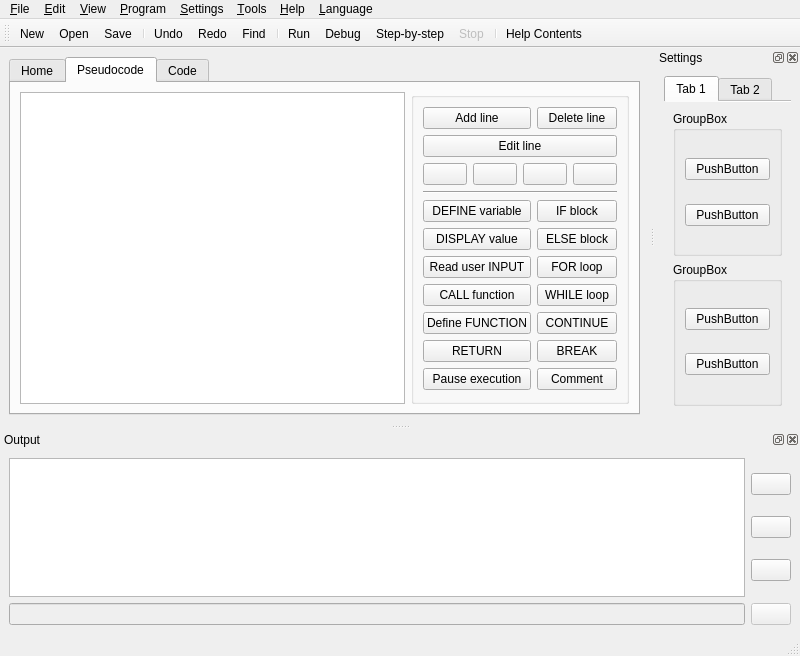
First picture: the form in src/forms/ui_mainwindow.ui, repository TuringApp/Turing, before the edit.
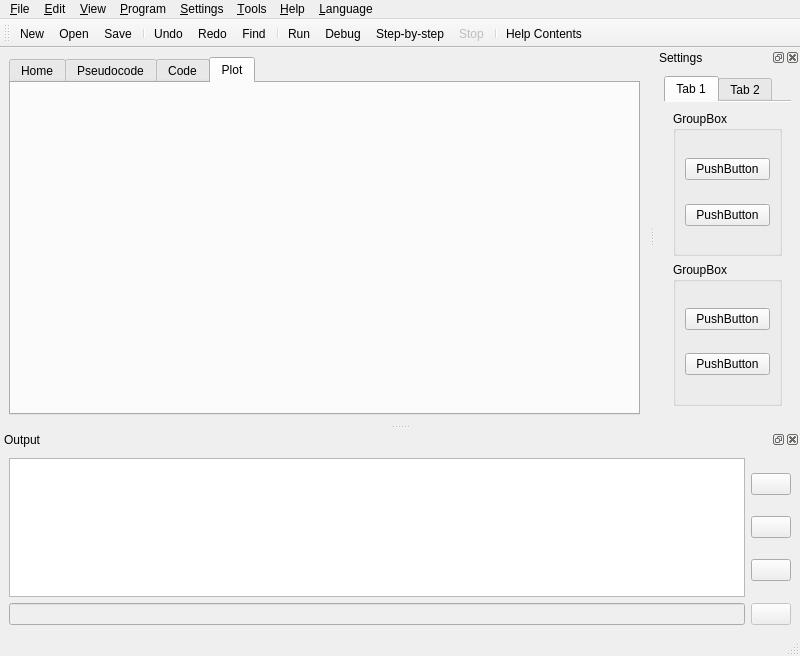
Second picture: the form after the edit. The open tabs and pages were chosen to show the change. Icons and pictures are not drawn.

Commit message: add plot tab

What changed in the file:
```diff
--- a/src/forms/ui_mainwindow.ui
+++ b/src/forms/ui_mainwindow.ui
@@ -263,6 +263,16 @@
        </attribute>
        <layout class="QVBoxLayout" name="verticalLayout_8"/>
       </widget>
+      <widget class="QWidget" name="tab_plot">
+       <attribute name="icon">
+        <iconset resource="../turing.qrc">
+         <normaloff>:/action/media/plot.png</normaloff>:/action/media/plot.png</iconset>
+       </attribute>
+       <attribute name="title">
+        <string>Plot</string>
+       </attribute>
+       <layout class="QVBoxLayout" name="verticalLayout_10"/>
+      </widget>
      </widget>
     </item>
    </layout>
```
The commit also changes 5 other files.
